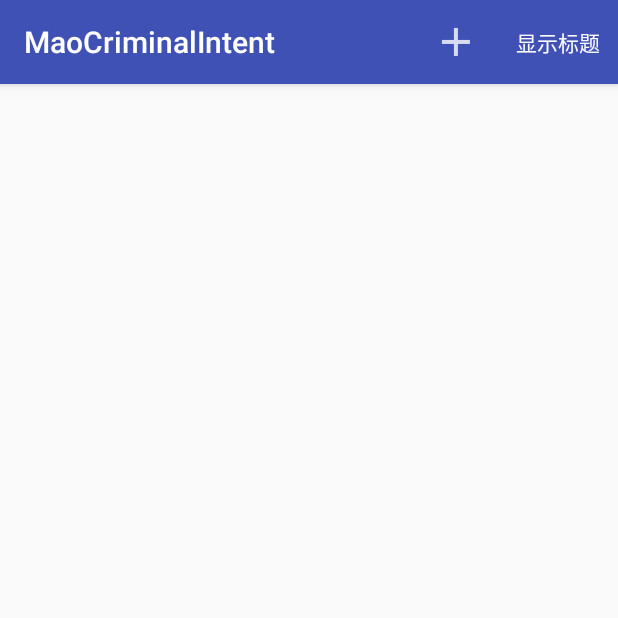
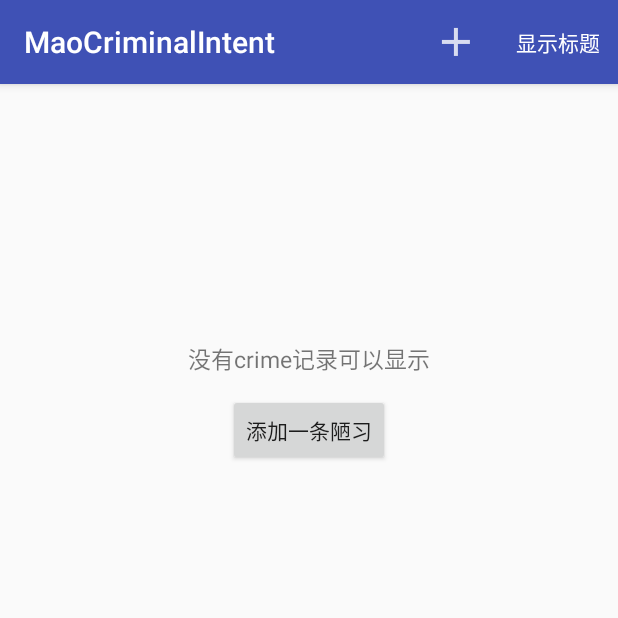
Before and after one commit to maoqitian/MaoCriminalIntent, an Android app: the screen it shows after launch (CrimeListActivity), on a phone screen of 412 x 824 dp, the top half of it. Run offline under Robolectric (Android 15) with nearby library versions, the phone set to English and light mode, and no system bars.

Commit message:
添加没有数据的提示，添加数据持久化数据库

```diff
--- /dev/null
+++ b/app/src/main/java/mao/com/maocriminalintent/database/CrimeBaseHelper.java
@@ -0,0 +1,38 @@
+package mao.com.maocriminalintent.database;
+
+import android.content.Context;
+import android.database.sqlite.SQLiteDatabase;
+import android.database.sqlite.SQLiteOpenHelper;
+
+import static mao.com.maocriminalintent.database.CrimeDbSchema.CrimeTable;
+
+/**
+ * Created by maoqi on 2018/3/12 0012.
+ * 数据库帮助类
+ */
+
+public class CrimeBaseHelper extends SQLiteOpenHelper{
+
+    private static final int VERSION=1;
+    private static final String DATABASE_NAME="crimeBase.db";
+
+    public CrimeBaseHelper(Context context) {
+        super(context, DATABASE_NAME, null, VERSION);
+    }
+
+    //负责创建初始数据库
+    @Override
+    public void onCreate(SQLiteDatabase sqLiteDatabase) {
+         sqLiteDatabase.execSQL("create table "+ CrimeTable.NAME + "(" +
+                 " _id integer primary key autoincrement, " +
+                 CrimeTable.Cols.UUID + ", "+
+                 CrimeTable.Cols.TITLE + ", " +
+                 CrimeTable.Cols.DATE + ", " +
+                 CrimeTable.Cols.SOLVED+")");
+    }
+    //法负责与升级相关的工作
+    @Override
+    public void onUpgrade(SQLiteDatabase sqLiteDatabase, int i, int i1) {
+
+    }
+}
--- /dev/null
+++ b/app/src/main/java/mao/com/maocriminalintent/database/CrimeDbSchema.java
@@ -0,0 +1,20 @@
+package mao.com.maocriminalintent.database;
+
+/**
+ * Created by maoqi on 2018/3/12 0012.
+ * 数据库表类
+ */
+
+public class CrimeDbSchema {
+    public static final class CrimeTable{ //定义描述数据表元素的String常量
+        public static final String NAME = "crimes";//数据库表名
+
+        public static final class Cols{ //表中字段
+            public static final String UUID = "uuid";
+            public static final String TITLE = "title";
+            public static final String DATE = "date";
+            public static final String SOLVED = "solved";
+        }
+    }
+
+}
--- a/app/src/main/java/mao/com/maocriminalintent/fragment/CrimeListFragment.java
+++ b/app/src/main/java/mao/com/maocriminalintent/fragment/CrimeListFragment.java
@@ -14,7 +14,9 @@ import android.view.MenuInflater;
 import android.view.MenuItem;
 import android.view.View;
 import android.view.ViewGroup;
+import android.widget.Button;
 import android.widget.ImageView;
+import android.widget.RelativeLayout;
 import android.widget.TextView;
 import android.widget.Toast;
 
@@ -41,6 +43,10 @@ public class CrimeListFragment extends Fragment {
 
     private static final String SAVED_SUBTITLE_VISIBLE = "subtitle";//屏幕旋转获取Title显示状态常量
 
+    private RelativeLayout mEmptyLayout;//陋习为空的界面
+    private Button mAddBtn;
+
+    private CrimeLab crimeLab;
     @Override
     public void onCreate(@Nullable Bundle savedInstanceState) {
         super.onCreate(savedInstanceState);
@@ -49,6 +55,7 @@ public class CrimeListFragment extends Fragment {
         // 其管理的fragment应接收onCreateOptionsMenu(...)方法的 调用指令。要通知FragmentManager，
         Log.e("毛麒添","CrimeListFragment onCreate");
         setHasOptionsMenu(true);
+        crimeLab=CrimeLab.getInstance(getActivity());
     }
 
     @Nullable
@@ -57,7 +64,8 @@ public class CrimeListFragment extends Fragment {
         View view = inflater.inflate(R.layout.fragment_crime_list, container, false);
         mCrimeRecyclerView=view.findViewById(R.id.crime_recycler_view);
         mCrimeRecyclerView.setLayoutManager(new LinearLayoutManager(getActivity()));
-        Log.e("毛麒添","onCreateView onCreate");
+        mEmptyLayout=view.findViewById(R.id.rl_empty);
+        mAddBtn=view.findViewById(R.id.add_button);
         if(savedInstanceState!=null){
             mSubtitleVisible=savedInstanceState.getBoolean(SAVED_SUBTITLE_VISIBLE);
         }
@@ -84,7 +92,7 @@ public class CrimeListFragment extends Fragment {
                 Crime crime=new Crime();
                 CrimeLab.getInstance(getActivity()).add(crime);
                 Intent intent=CrimePagerActivity.newIntent(getActivity(),crime.getmId());
-                startActivityForResult(intent,0);
+                startActivity(intent);
                 return true;
             case R.id.show_subtitle:
                 mSubtitleVisible=!mSubtitleVisible;
@@ -98,7 +106,6 @@ public class CrimeListFragment extends Fragment {
     }
     //设置工具栏子标题 显示陋习个数
     public void updateSubtitle(){
-         CrimeLab crimeLab=CrimeLab.getInstance(getActivity());
         int size = crimeLab.getmCrimes().size();
         String string = getResources().getQuantityString(R.plurals.subtitle_plural, size,size);
         if (!mSubtitleVisible){
@@ -117,8 +124,23 @@ public class CrimeListFragment extends Fragment {
 
 
     public void updateUI() {
-        CrimeLab crimeLab=CrimeLab.getInstance(getActivity());
         List<Crime> crimes = crimeLab.getmCrimes();
+        if(crimes.size()==0){
+            mEmptyLayout.setVisibility(View.VISIBLE);
+            mCrimeRecyclerView.setVisibility(View.GONE);
+            mAddBtn.setOnClickListener(new View.OnClickListener() {
+                @Override
+                public void onClick(View view) {
+                    Crime crime=new Crime();
+                    CrimeLab.getInstance(getActivity()).add(crime);
+                    Intent intent=CrimePagerActivity.newIntent(getActivity(),crime.getmId());
+                    startActivity(intent);
+                }
+            });
+        }else {
+            mEmptyLayout.setVisibility(View.GONE);
+            mCrimeRecyclerView.setVisibility(View.VISIBLE);
+        }
         if(mAdapter==null){//适配器没有则创建
             mAdapter=new CrimeAdapter(crimes);
             mCrimeRecyclerView.setAdapter(mAdapter);
--- a/app/src/main/java/mao/com/maocriminalintent/instance/CrimeLab.java
+++ b/app/src/main/java/mao/com/maocriminalintent/instance/CrimeLab.java
@@ -1,6 +1,7 @@
 package mao.com.maocriminalintent.instance;
 
 import android.content.Context;
+import android.database.sqlite.SQLiteDatabase;
 
 import java.util.ArrayList;
 import java.util.Iterator;
@@ -9,6 +10,7 @@ import java.util.List;
 import java.util.Map;
 import java.util.UUID;
 
+import mao.com.maocriminalintent.database.CrimeBaseHelper;
 import mao.com.maocriminalintent.model.Crime;
 
 /**
@@ -24,6 +26,10 @@ public class CrimeLab {
     private Map<UUID,Crime> mCrimes;//使用LinkedHashMap优化 getCrime方法匹配
     //private List<Crime> mCrimes;
 
+
+    private Context mContext;
+    private SQLiteDatabase mDatabase;
+
     public static CrimeLab getInstance(Context context){
         if(sCrimeLab==null){
             sCrimeLab=new CrimeLab(context);
@@ -32,6 +38,8 @@ public class CrimeLab {
     }
 
     private CrimeLab(Context context){
+        mContext=context.getApplicationContext();
+        mDatabase=new CrimeBaseHelper(mContext).getWritableDatabase();
         mCrimes=new  LinkedHashMap<>();
         /*for (int i = 0; i < 100; i++) {   //先批量存入100个 毫无个性的Crime对象
             Crime crime = new Crime();
--- a/app/src/main/res/layout/fragment_crime_list.xml
+++ b/app/src/main/res/layout/fragment_crime_list.xml
@@ -1,8 +1,44 @@
 <?xml version="1.0" encoding="utf-8"?>
+<LinearLayout
+    xmlns:android="http://schemas.android.com/apk/res/android"
+    android:layout_width="match_parent"
+    android:layout_height="match_parent"
+    android:orientation="vertical"
+  >
+
 <android.support.v7.widget.RecyclerView
-    xmlns:android="http://schemas.android.com/apk/res/android"
     android:id="@+id/crime_recycler_view"
     android:layout_width="match_parent"
-    android:layout_height="match_parent">
+    android:layout_height="match_parent"
+    android:visibility="visible"
+    >
+</android.support.v7.widget.RecyclerView>
+    <RelativeLayout
+        android:id="@+id/rl_empty"
+        android:layout_width="match_parent"
+        android:layout_height="match_parent"
+        android:visibility="gone"
+        >
 
-</android.support.v7.widget.RecyclerView>
+        <TextView
+            android:layout_width="wrap_content"
+            android:layout_height="wrap_content"
+            android:layout_centerHorizontal="true"
+            android:layout_marginTop="171dp"
+            android:text="没有crime记录可以显示"
+            android:id="@+id/textView"
+            android:textSize="15sp"
+            />
+
+        <Button
+            android:id="@+id/add_button"
+            android:layout_width="wrap_content"
+            android:layout_height="wrap_content"
+            android:layout_below="@+id/textView"
+            android:layout_centerHorizontal="true"
+            android:layout_marginTop="12dp"
+            android:text="添加一条陋习"
+            />
+    </RelativeLayout>
+
+</LinearLayout>
```
